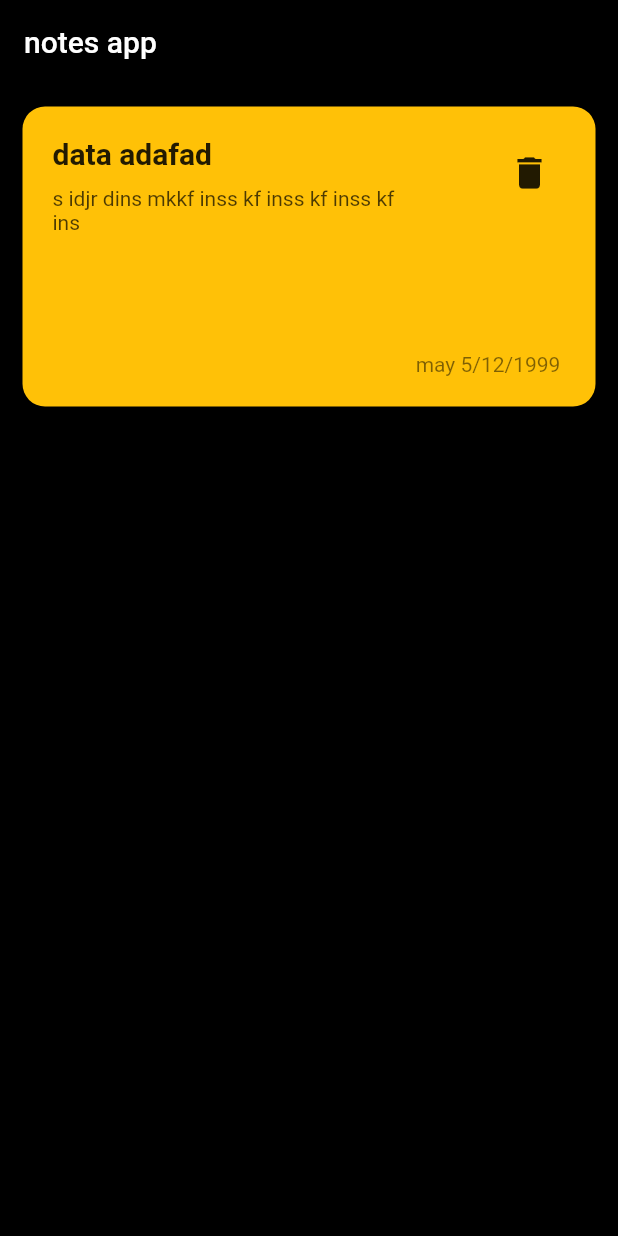
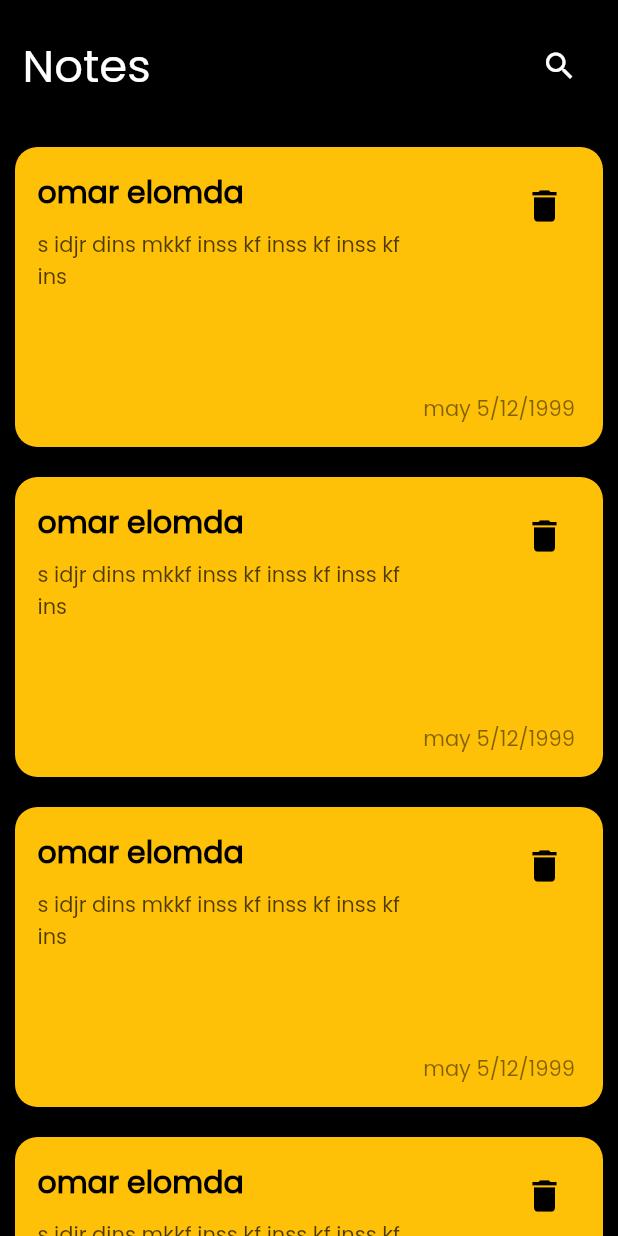
Before and after one commit to omareeessam/test_notes_APP, a Flutter app: the screen it shows after launch, on a phone screen of 412 x 824 dp. Run offline on Flutter 3.47's test engine with Material 2 defaults, Android fonts, the light colour scheme and no system bars.

Commit message:
create notes list view

```diff
--- a/lib/main.dart
+++ b/lib/main.dart
@@ -1,5 +1,5 @@
 import 'package:flutter/material.dart';
-import 'package:nootees_app/screens/home_screen.dart';
+import 'package:nootees_app/views/notes_view_body.dart';
 
 void main() {
   runApp(const MyApp());
@@ -12,8 +12,11 @@ class MyApp extends StatelessWidget {
   Widget build(BuildContext context) {
     return MaterialApp(
       debugShowCheckedModeBanner: false,
-      themeMode: ThemeMode.dark,
-      home: HomeScreen(),
+      theme: ThemeData(
+        brightness: Brightness.dark,
+        fontFamily: 'Poppins',
+      ),
+      home: const NotesViewBody(),
     );
   }
 }
--- a/lib/screens/home_screen.dart
+++ /dev/null
@@ -1,123 +0,0 @@
-import 'package:flutter/material.dart';
-
-class HomeScreen extends StatelessWidget {
-  const HomeScreen({super.key});
-
-  @override
-  Widget build(BuildContext context) {
-    return Scaffold(
-      backgroundColor: Colors.black,
-      appBar: AppBar(
-        backgroundColor: Colors.transparent,
-        elevation: 0,
-        title: const Text('notes app'),
-      ),
-      body: Container(
-        margin: const EdgeInsets.all(15),
-        padding: const EdgeInsets.all(20),
-        decoration: BoxDecoration(
-          color: Colors.amber,
-          borderRadius: BorderRadius.circular(15),
-        ),
-        height: 200,
-        width: double.infinity,
-        child: Row(
-          children: [
-            Expanded(
-              child: Column(
-                crossAxisAlignment: CrossAxisAlignment.start,
-                children: [
-                  const Text(
-                    'data adafad ',
-                    style: TextStyle(fontSize: 20, fontWeight: FontWeight.bold),
-                  ),
-                  const SizedBox(
-                    height: 10,
-                  ),
-                  Expanded(
-                    child: Text(
-                      's idjr dins mkkf inss kf inss kf inss kf ins',
-                      maxLines: 10,
-                      overflow: TextOverflow.ellipsis,
-                      style: TextStyle(color: Colors.black.withOpacity(.7)),
-                    ),
-                  ),
-                ],
-              ),
-            ),
-            const SizedBox(
-              width: 10,
-            ),
-            Column(
-              crossAxisAlignment: CrossAxisAlignment.end,
-              children: [
-                IconButton(
-                  icon: Icon(
-                    Icons.delete,
-                    size: 28,
-                  ),
-                  onPressed: () {},
-                ),
-                const Spacer(),
-                Text(
-                  'may 5/12/1999 ',
-                  style: TextStyle(color: Colors.black.withOpacity(.5)),
-                ),
-              ],
-            )
-          ],
-        ),
-      ),
-    );
-  }
-}
-//  body: Container(
-//         margin: EdgeInsets.all(15),
-//         padding: EdgeInsets.all(20),
-//         decoration: BoxDecoration(
-//           color: Colors.amber,
-//           borderRadius: BorderRadius.circular(15),
-//         ),
-//         height: 200,
-//         width: double.infinity,
-//         child: Column(
-//           crossAxisAlignment: CrossAxisAlignment.start,
-//           children: [
-//             Row(
-//               children: [
-//                 Text(
-//                   'data adafad ',
-//                   style: TextStyle(fontSize: 20, fontWeight: FontWeight.bold),
-//                 ),
-//                 Spacer(),
-//                 Icon(
-//                   Icons.delete,
-//                   size: 28,
-//                 )
-//               ],
-//             ),
-//             SizedBox(
-//               height: 10,
-//             ),
-//             Row(
-//               children: [
-//                 Expanded(
-//                   child: Text(
-//                     'buid inss idjr dins mkkf inss idjrinss idkf  mkkf inss idjrinss idkf  mkkf inss idjrinss idkf   mkkf inss idjrinss idkf  idkf  idkf idkf idkf idkf',
-//                     maxLines: 50,
-//                     overflow: TextOverflow.ellipsis,
-//                     style: TextStyle(color: Colors.black.withOpacity(.5)),
-//                   ),
-//                 ),
-//                 SizedBox(
-//                   width: 10,
-//                 ),
-//                 Text(
-//                   'may 5/12/1999 ',
-//                   style: TextStyle(color: Colors.black.withOpacity(.5)),
-//                 ),
-//               ],
-//             )
-//           ],
-//         ),
-//       ),
--- /dev/null
+++ b/lib/views/notes_view_body.dart
@@ -0,0 +1,21 @@
+import 'package:flutter/material.dart';
+import 'package:nootees_app/widgets/custom_appbar.dart';
+import 'package:nootees_app/widgets/custom_note_item.dart';
+import 'package:nootees_app/widgets/notes_list_view.dart';
+
+class NotesViewBody extends StatelessWidget {
+  const NotesViewBody({super.key});
+
+  @override
+  Widget build(BuildContext context) {
+    return Scaffold(
+      backgroundColor: Colors.black,
+      body: Column(
+          children: [
+            CustomAppbar(),
+            Expanded(child: NotesListView()),
+          ],
+        ),
+    );
+  }
+}
--- /dev/null
+++ b/lib/widgets/custom_appbar.dart
@@ -0,0 +1,22 @@
+import 'package:flutter/material.dart';
+
+class CustomAppbar extends StatelessWidget {
+  const CustomAppbar({super.key});
+
+  @override
+  Widget build(BuildContext context) {
+    return Padding(
+      padding: const EdgeInsets.symmetric(vertical: 20, horizontal: 15),
+      child: Row(
+        children: [
+          Text(
+            'Notes',
+            style: TextStyle(fontSize: 30),
+          ),
+          Spacer(),
+          IconButton(onPressed: () {}, icon: Icon(Icons.search))
+        ],
+      ),
+    );
+  }
+}
--- /dev/null
+++ b/lib/widgets/custom_note_item.dart
@@ -0,0 +1,69 @@
+import 'package:flutter/material.dart';
+
+class CustomNoteitem extends StatelessWidget {
+  const CustomNoteitem({super.key});
+
+  @override
+  Widget build(BuildContext context) {
+    return Container(
+      margin: const EdgeInsets.all(10),
+      padding: const EdgeInsets.all(15),
+      decoration: BoxDecoration(
+        color: Colors.amber,
+        borderRadius: BorderRadius.circular(15),
+      ),
+      height: 200,
+      width: double.infinity,
+      child: Row(
+        children: [
+          Expanded(
+            child: Column(
+              crossAxisAlignment: CrossAxisAlignment.start,
+              children: [
+                const Text(
+                  'omar elomda ',
+                  style: TextStyle(
+                      color: Colors.black,
+                      fontSize: 20,
+                      fontWeight: FontWeight.bold),
+                ),
+                const SizedBox(
+                  height: 10,
+                ),
+                Expanded(
+                  child: Text(
+                    's idjr dins mkkf inss kf inss kf inss kf ins',
+                    maxLines: 10,
+                    overflow: TextOverflow.ellipsis,
+                    style: TextStyle(color: Colors.black.withOpacity(.7)),
+                  ),
+                ),
+              ],
+            ),
+          ),
+          const SizedBox(
+            width: 10,
+          ),
+          Column(
+            crossAxisAlignment: CrossAxisAlignment.end,
+            children: [
+              IconButton(
+                icon: Icon(
+                  Icons.delete,
+                  size: 28,
+                  color: Colors.black,
+                ),
+                onPressed: () {},
+              ),
+              const Spacer(),
+              Text(
+                'may 5/12/1999 ',
+                style: TextStyle(color: Colors.black.withOpacity(.5)),
+              ),
+            ],
+          )
+        ],
+      ),
+    );
+  }
+}
--- /dev/null
+++ b/lib/widgets/notes_list_view.dart
@@ -0,0 +1,15 @@
+
+import 'package:flutter/material.dart';
+import 'package:nootees_app/widgets/custom_note_item.dart';
+
+class NotesListView extends StatelessWidget {
+  const NotesListView({super.key});
+  @override
+  Widget build(BuildContext context) {
+    return ListView.builder(
+      itemBuilder: (context, index) {
+        return CustomNoteitem();
+      },
+    );
+  }
+}
```
Also changed, not shown: pubspec.yaml (+6 -11 lines), assets/fonts/Poppins-Regular.ttf (added).
